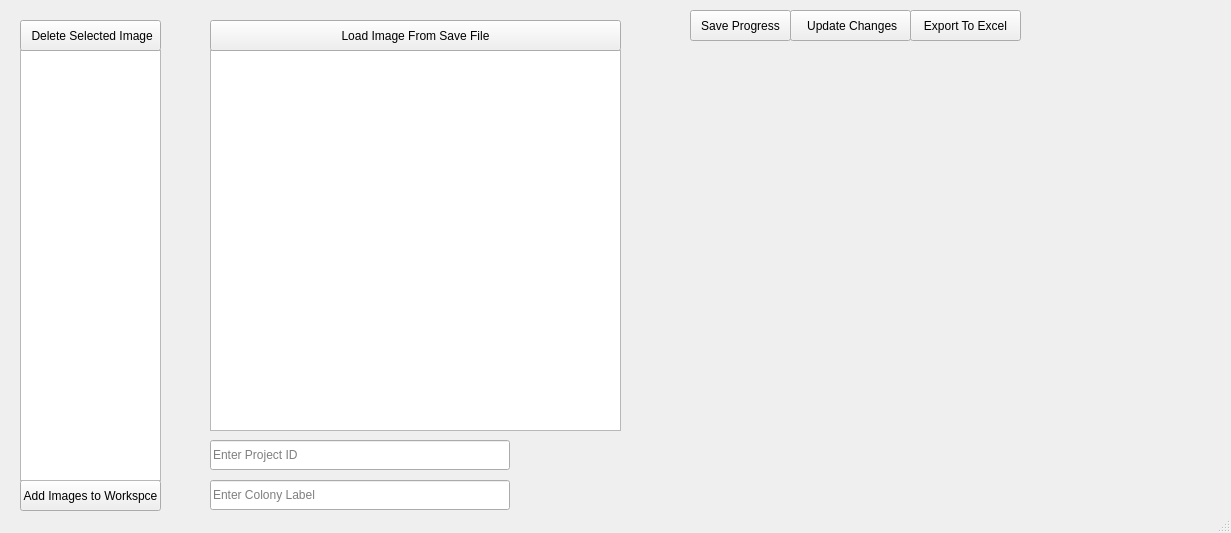
Before: the Qt Designer form src/ColonyCounter/form.ui in Andrewmh71/colony-capstone, drawn with Qt 5.
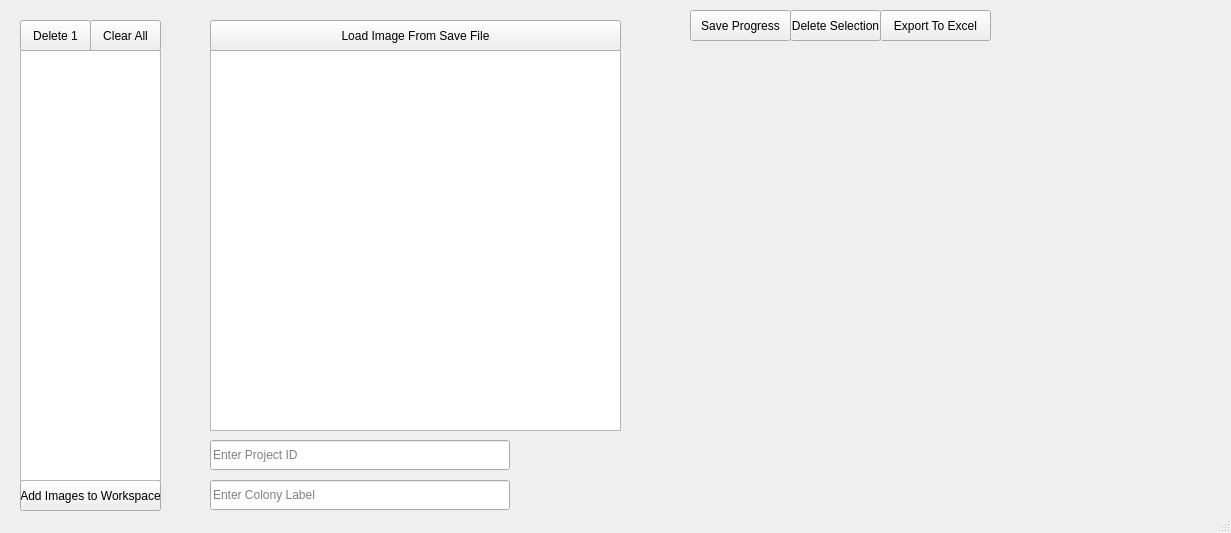
After: the same form once the commit is applied.

Commit message: delete feature enhanced, performance issues and bugs fixed

The edit to the form file:
```diff
--- a/src/ColonyCounter/form.ui
+++ b/src/ColonyCounter/form.ui
@@ -63,19 +63,6 @@
      <string>Enter Colony Label</string>
     </property>
    </widget>
-   <widget class="QPushButton" name="addBacteriaButton">
-    <property name="geometry">
-     <rect>
-      <x>790</x>
-      <y>10</y>
-      <width>121</width>
-      <height>31</height>
-     </rect>
-    </property>
-    <property name="text">
-     <string> Update Changes</string>
-    </property>
-   </widget>
    <widget class="QPushButton" name="saveImageButton">
     <property name="geometry">
      <rect>
@@ -112,7 +99,7 @@
      </rect>
     </property>
     <property name="text">
-     <string>Add Images to Workspce</string>
+     <string>Add Images to Workspace</string>
     </property>
    </widget>
    <widget class="QListWidget" name="thumbnailWidget">
@@ -130,12 +117,12 @@
      <rect>
       <x>20</x>
       <y>20</y>
-      <width>141</width>
+      <width>71</width>
       <height>31</height>
      </rect>
     </property>
     <property name="text">
-     <string> Delete Selected Image</string>
+     <string>Delete 1</string>
     </property>
    </widget>
    <widget class="QWidget" name="centralwidget_2" native="true">
@@ -151,7 +138,7 @@
    <widget class="QPushButton" name="excelButton">
     <property name="geometry">
      <rect>
-      <x>910</x>
+      <x>880</x>
       <y>10</y>
       <width>111</width>
       <height>31</height>
@@ -161,6 +148,32 @@
      <string>Export To Excel</string>
     </property>
    </widget>
+   <widget class="QPushButton" name="deleteColonies">
+    <property name="geometry">
+     <rect>
+      <x>790</x>
+      <y>10</y>
+      <width>91</width>
+      <height>31</height>
+     </rect>
+    </property>
+    <property name="text">
+     <string>Delete Selection</string>
+    </property>
+   </widget>
+   <widget class="QPushButton" name="deleteAll">
+    <property name="geometry">
+     <rect>
+      <x>90</x>
+      <y>20</y>
+      <width>71</width>
+      <height>31</height>
+     </rect>
+    </property>
+    <property name="text">
+     <string>Clear All</string>
+    </property>
+   </widget>
   </widget>
   <widget class="QStatusBar" name="statusbar"/>
  </widget>
```
The commit also changes 16 other files.
